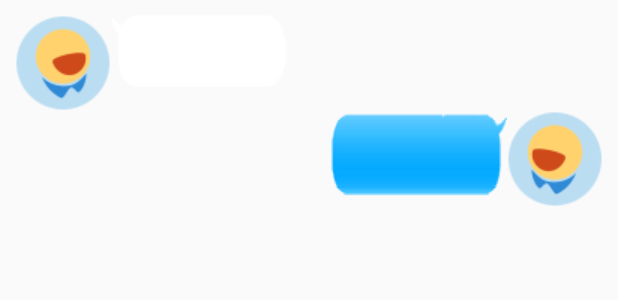
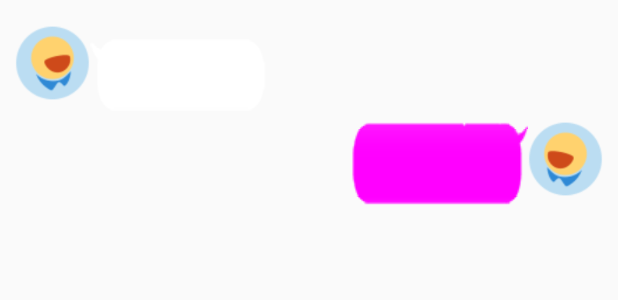
Before and after one commit to SpeakingSword/SocialSoftware, an Android app: the layout msg_item.xml on its own in the app's theme, with its tools: preview values and no code run, on a phone screen of 412 x 824 dp. Shown: the top 300 px of the screen. Run offline under Robolectric (Android 15) with nearby library versions, the phone set to English and light mode, and no system bars.

Commit message:
some change

```diff
--- a/app/src/main/res/layout/msg_item.xml
+++ b/app/src/main/res/layout/msg_item.xml
@@ -8,11 +8,12 @@
     <LinearLayout
         android:layout_width="wrap_content"
         android:layout_height="wrap_content"
-        android:orientation="horizontal">
+        android:orientation="horizontal"
+        >
 
         <ImageView
             android:id="@+id/head_left"
-            android:layout_width="wrap_content"
+            android:layout_width="50dp"
             android:layout_height="wrap_content"
             android:layout_gravity="left"
             android:src="@drawable/head_left"/>
@@ -22,7 +23,7 @@
         android:id="@+id/left_layout"
         android:layout_width="wrap_content"
         android:layout_height="wrap_content"
-        android:layout_gravity="left"
+        android:layout_gravity="left|center_vertical|bottom"
         android:background="@drawable/msg_left">
 
         <TextView
@@ -46,7 +47,7 @@
         android:id="@+id/right_layout"
         android:layout_width="wrap_content"
         android:layout_height="wrap_content"
-        android:layout_gravity="right"
+        android:layout_gravity="right|center_vertical|bottom"
         android:background="@drawable/msg_right">
 
         <TextView
@@ -58,7 +59,7 @@
             android:textColor="#fff"/>
     </LinearLayout>  <ImageView
             android:id="@+id/head_right"
-            android:layout_width="wrap_content"
+            android:layout_width="50dp"
             android:layout_height="wrap_content"
             android:src="@drawable/head_right"/>
         </LinearLayout>
```
Also changed, not shown: app/src/main/res/drawable/msg_left.9.png, app/src/main/res/drawable/msg_right.9.png.
